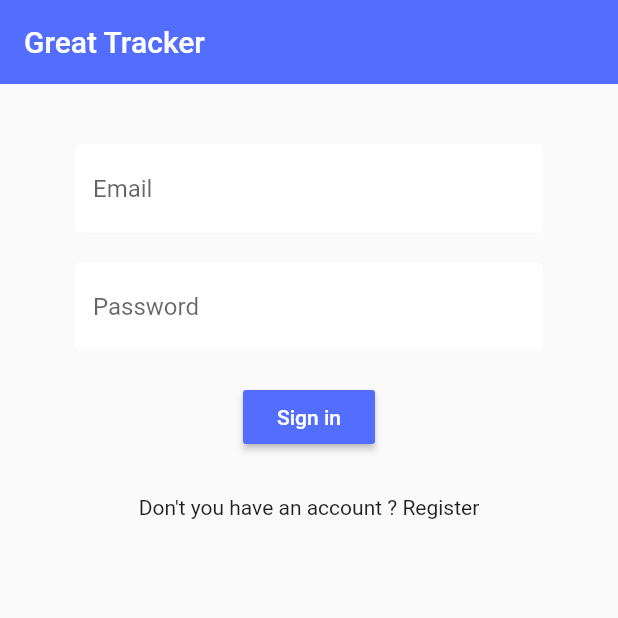
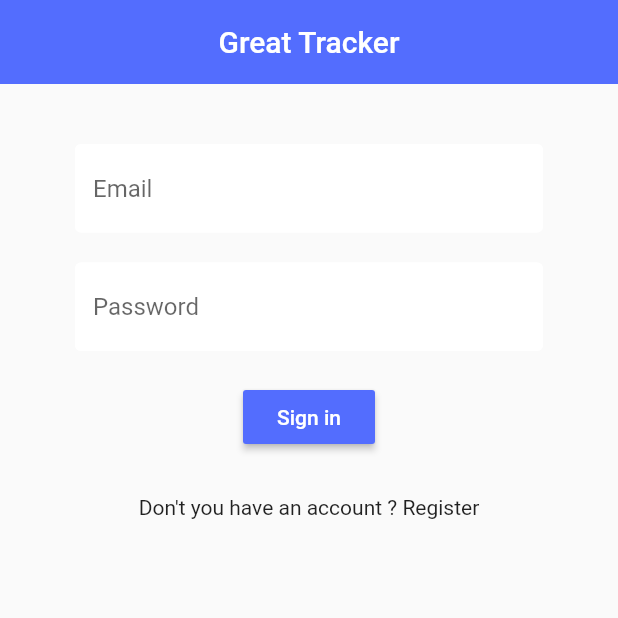
Before and after one commit to erenacikbas/time_management_app, a Flutter app: the screen it shows after launch, on a phone screen of 412 x 824 dp, the top half of it. Run offline on Flutter 3.47's test engine with Material 2 defaults, Android fonts, the phone set to English and light mode, and no system bars; our stand-ins replace firebase_auth, firebase_core, shared_preferences; accounts and stored records are empty.

Commit message:
for general app centerTitle setted true (Android)

```diff
--- a/lib/main.dart
+++ b/lib/main.dart
@@ -13,6 +13,7 @@ class MyApp extends StatelessWidget {
   @override
   Widget build(BuildContext context) {
     return MaterialApp(
+      theme: ThemeData(appBarTheme: AppBarTheme(centerTitle: true)),
       debugShowCheckedModeBanner: false,
       home: FirebaseCheck(),
     );
```
